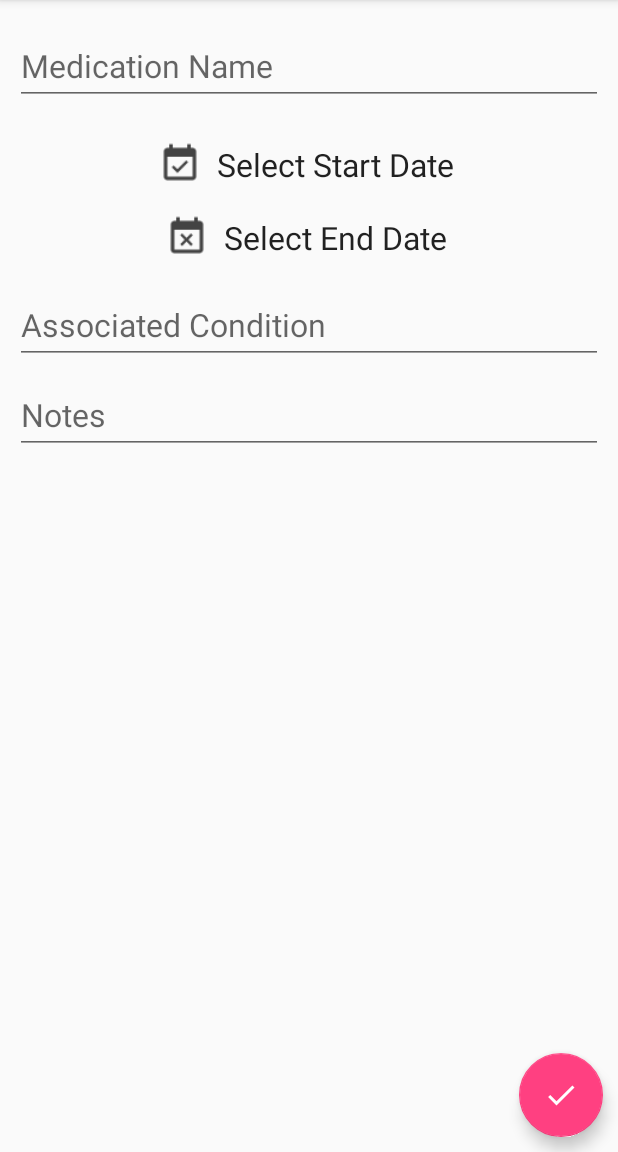
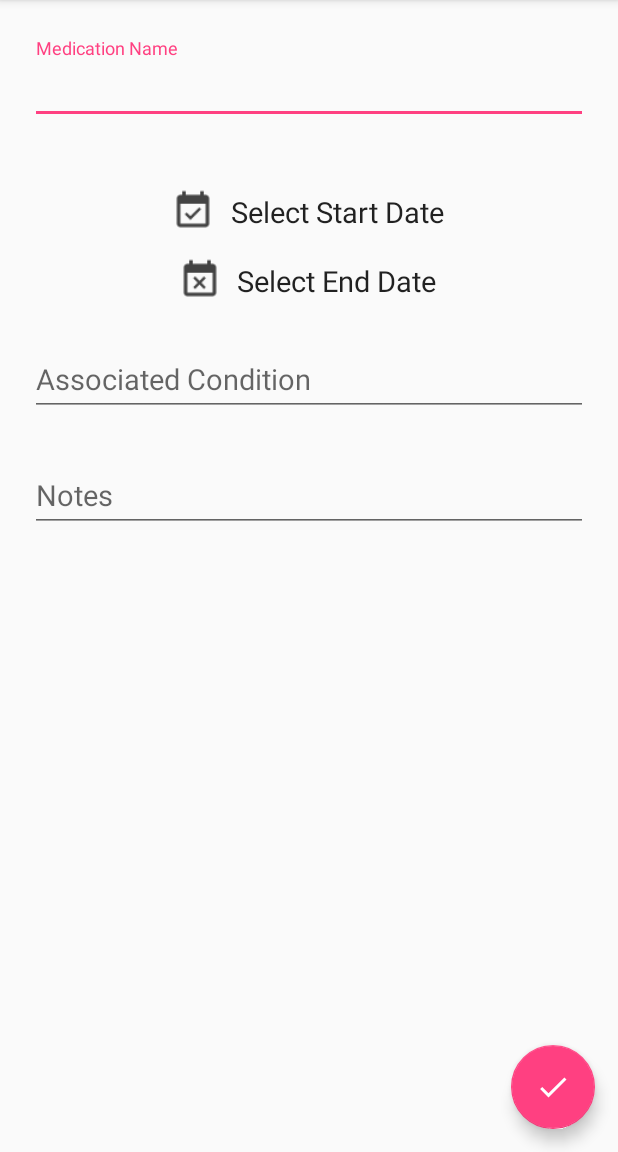
Before and after one commit to NameerRehman/MedTrack, an Android app: the screen it shows after launch (MedInput), after a tap on an icon or button, on a phone screen of 412 x 824 dp, the part 84-1236 px from its top. Run offline under Robolectric (Android 15) with nearby library versions, the phone set to English and light mode, and no system bars; our stand-ins replace Room's generated code; libraries missing offline, so code that uses them is left out: android.arch.persistence.

Commit message:
Scrollview in Med Input and Med Edit screens and added nav bar

```diff
--- a/app/src/main/java/com/example/nameer/medtrack/MainActivity.java
+++ b/app/src/main/java/com/example/nameer/medtrack/MainActivity.java
@@ -8,10 +8,13 @@ import android.content.Context;
 import android.content.Intent;
 import android.support.annotation.NonNull;
 import android.support.annotation.Nullable;
+import android.support.v4.widget.DrawerLayout;
+import android.support.v7.app.ActionBarDrawerToggle;
 import android.support.v7.app.AppCompatActivity;
 import android.os.Bundle;
 import android.support.v7.widget.LinearLayoutManager;
 import android.support.v7.widget.RecyclerView;
+import android.view.MenuItem;
 import android.view.View;
 import android.support.design.widget.FloatingActionButton;
 import android.widget.Adapter;
@@ -28,19 +31,21 @@ import android.widget.AdapterView.OnItemSelectedListener;
 
 public class MainActivity extends AppCompatActivity implements AdapterView.OnItemSelectedListener{
     private RecyclerView recyclerView;
-    private RecyclerView.Adapter adapter;
-    private RecyclerView.LayoutManager layoutManager;
-    private String calStartYear;
+
     FloatingActionButton add;
-    private Spinner conditionsSpinner;
+    private DrawerLayout drawerLayout;
+    private ActionBarDrawerToggle toggle;
+
     private String startDate;
     private String endDate;
     private String medName;
     private String condition;
     private String notes;
 
+    private Spinner conditionsSpinner;
+    private int viewCode;
     ArrayList<String> conditionsArrayList;
-    private String conditions;
+    private String conditionSelect;
     private MedViewModel mMedViewModel;
     public static final int NEW_MEDITEM_REQUEST_CODE = 1;
     public static final int EDIT_MEDITEM_REQUEST_CODE = 2;
@@ -51,6 +56,7 @@ public class MainActivity extends AppCompatActivity implements AdapterView.OnIte
         super.onCreate(savedInstanceState);
         setContentView(R.layout.activity_main);
 
+        viewCode = 0; //Set to 0 to show all conditions on activity start
         recyclerView = (RecyclerView) findViewById(R.id.my_recycler_view);
         recyclerView.setLayoutManager(new LinearLayoutManager(this));
         final MedAdaptar adapter = new MedAdaptar(this);
@@ -58,18 +64,10 @@ public class MainActivity extends AppCompatActivity implements AdapterView.OnIte
 
         mMedViewModel = ViewModelProviders.of(this).get(MedViewModel.class);
 
-        //Observer that observes mAllMeds LiveData from the database and executes onChanged when it changes
-        mMedViewModel.getAllMeds().observe(this, new Observer<List<MedItem>>(){
-            @Override
-            public void onChanged (@Nullable final List<MedItem> medList){
-                adapter.setMedList(medList); //Updates the "mMedList" variable in adapter
-            }
-        });
-
-
         setupConditionsSpinner();
         conditionsSpinner.setOnItemSelectedListener(this);
 
+        observer(); //shows view based on viewCode and sets up observer
 
         add = (FloatingActionButton)findViewById(R.id.add);
         add.setOnClickListener(new View.OnClickListener() {
@@ -79,7 +77,14 @@ public class MainActivity extends AppCompatActivity implements AdapterView.OnIte
                 startActivityForResult(i, NEW_MEDITEM_REQUEST_CODE);
             }
         });
+
+        drawerLayout = (DrawerLayout) findViewById(R.id.drawerLayout);
+        toggle = new ActionBarDrawerToggle(this, drawerLayout, R.string.open, R.string.close);
+        drawerLayout.addDrawerListener(toggle);
+        toggle.syncState();
+        getSupportActionBar().setDisplayHomeAsUpEnabled(true);
     }
+
 
     public void onActivityResult(int requestCode, int resultCode, Intent i){
         super.onActivityResult(requestCode, resultCode, i);
@@ -119,12 +124,12 @@ public class MainActivity extends AppCompatActivity implements AdapterView.OnIte
     public void setupConditionsSpinner(){
         conditionsSpinner = (Spinner) findViewById(R.id.conditionsSpinner);
         conditionsArrayList = new ArrayList<String>();
-        conditions = "";
         final ArrayAdapter<String> conditionsAdapter = new ArrayAdapter<String>(this,android.R.layout.simple_list_item_1,conditionsArrayList);
         mMedViewModel.getConditions().observe(this, new Observer<List<String>>(){
             @Override
             public void onChanged (@Nullable final List<String> conditionsList){
                 conditionsArrayList.clear();
+                conditionsArrayList.add("View All");
                 if (conditionsList != null){
                     for (int i = 0; i < conditionsList.size(); i++) {
                         if (conditionsArrayList.contains(conditionsList.get(i))){
@@ -143,11 +148,50 @@ public class MainActivity extends AppCompatActivity implements AdapterView.OnIte
     @Override
     public void onItemSelected(AdapterView<?> parent, View view, int position, long id) {
         String selectedCondition = parent.getItemAtPosition(position).toString();
-        Toast.makeText(this, selectedCondition, Toast.LENGTH_SHORT).show();
+
+        if(selectedCondition == "View All"){
+            viewCode = 0;
+            observer();
+        }else{
+            conditionSelect = selectedCondition;
+            viewCode = 1;
+            observer();
+        }
+
     }
 
     @Override
     public void onNothingSelected(AdapterView<?> parent) {
 
     }
+
+    public void observer(){
+        final MedAdaptar adapter = new MedAdaptar(this);
+        recyclerView.setAdapter(adapter);
+
+        if (viewCode == 0){
+            mMedViewModel.getAllMeds().observe(this, new Observer<List<MedItem>>(){
+                @Override
+                public void onChanged (@Nullable final List<MedItem> medList){
+                    adapter.setMedList(medList); //Updates the "mMedList" variable in adapter
+                }
+            });
+        } else if (viewCode == 1){
+            mMedViewModel.getMedsByCondition(conditionSelect).observe(this, new Observer<List<MedItem>>(){
+                @Override
+                public void onChanged (@Nullable final List<MedItem> medList){
+                    adapter.setMedList(medList); //Updates the "mMedList" variable in adapter
+                }
+            });
+        }
+    }
+
+    @Override
+    public boolean onOptionsItemSelected(MenuItem item) {
+        if(toggle.onOptionsItemSelected(item)){
+            return true;
+        }
+
+        return super.onOptionsItemSelected(item);
+    }
 }
--- a/app/src/main/java/com/example/nameer/medtrack/MedAdaptar.java
+++ b/app/src/main/java/com/example/nameer/medtrack/MedAdaptar.java
@@ -28,7 +28,7 @@ public class MedAdaptar extends RecyclerView.Adapter<MedAdaptar.ViewHolder> {
     }
 
 
-    public class ViewHolder extends RecyclerView.ViewHolder implements View.OnClickListener, View.OnLongClickListener{
+    public class ViewHolder extends RecyclerView.ViewHolder implements View.OnClickListener{
 
         public TextView textViewMedName;
         public TextView textViewStartDate;
@@ -43,11 +43,8 @@ public class MedAdaptar extends RecyclerView.Adapter<MedAdaptar.ViewHolder> {
             textViewStartDate = (TextView) itemView.findViewById(R.id.startDate);
             textViewEndDate = (TextView) itemView.findViewById(R.id.endDate);
             textViewCondition = (TextView) itemView.findViewById(R.id.condition);
-            textViewNotes = (TextView) itemView.findViewById(R.id.notes);
-
 
             itemView.setOnClickListener(this);
-            itemView.setOnLongClickListener(this);
         }
 
         @Override
@@ -58,12 +55,6 @@ public class MedAdaptar extends RecyclerView.Adapter<MedAdaptar.ViewHolder> {
             ((MainActivity) mCtx).startActivityForResult(i,2);
             //Toast.makeText(mCtx, Integer.toString(currentPosition), Toast.LENGTH_SHORT).show();
 
-        }
-
-        @Override
-        public boolean onLongClick(View v){
-            Toast.makeText(mCtx, "onLongclick", Toast.LENGTH_SHORT).show();
-            return true;
         }
     }
 
@@ -85,7 +76,6 @@ public class MedAdaptar extends RecyclerView.Adapter<MedAdaptar.ViewHolder> {
             holder.textViewStartDate.setText(medItem.getStartDate());
             holder.textViewEndDate.setText(medItem.getEndDate());
             holder.textViewCondition.setText((medItem.getCondition()));
-            holder.textViewNotes.setText(medItem.getNotes());
         } else { // Covers the case of data not being ready yet.
             holder.textViewMedName.setText("no input");
             holder.textViewStartDate.setText("no input");
--- a/app/src/main/java/com/example/nameer/medtrack/MedDao.java
+++ b/app/src/main/java/com/example/nameer/medtrack/MedDao.java
@@ -17,7 +17,7 @@ public interface MedDao {
     LiveData<List<MedItem>> getMedListByDate();
 
     @Query("SELECT * FROM med_table WHERE condition = :condition")
-    LiveData<List<MedItem>> getMedListByCondition(String condition);
+    LiveData<List<MedItem>> getMedsByCondition(String condition);
 
     @Query("SELECT DISTINCT condition FROM med_table")
     LiveData<List<String>> getConditions();
--- a/app/src/main/java/com/example/nameer/medtrack/MedInput.java
+++ b/app/src/main/java/com/example/nameer/medtrack/MedInput.java
@@ -51,9 +51,6 @@ public class MedInput extends AppCompatActivity {
         setCondition = (EditText) findViewById(R.id.setCondition);
         setNotes = (EditText) findViewById(R.id.setNotes);
 
-        //final AppDatabase db = Room.databaseBuilder(getApplicationContext(), AppDatabase.class, "production")
-         //       .allowMainThreadQueries() //bad practice - should wrap in background thread (sync task?)
-         //       .build();
 
         selectStart.setOnClickListener(new View.OnClickListener() {
             @Override
--- a/app/src/main/java/com/example/nameer/medtrack/MedRepository.java
+++ b/app/src/main/java/com/example/nameer/medtrack/MedRepository.java
@@ -14,6 +14,7 @@ public class MedRepository {
     private MedDao mMedDao;
     private LiveData<List<MedItem>> mAllMeds;
     private LiveData<List<String>> mConditions;
+    private LiveData<List<MedItem>> mMedsByCondition;
 
     //get access to data from AppDatabase
     MedRepository(Application application){
@@ -27,6 +28,7 @@ public class MedRepository {
     LiveData<List<MedItem>> getAllMeds(){
         return mAllMeds;
     }
+    LiveData<List<MedItem>> getMedsByCondition(String condition) {return mMedDao.getMedsByCondition(condition);}
     LiveData<List<String>> getConditions() { return mConditions; }
 
     public void insert (MedItem medItem){
--- a/app/src/main/java/com/example/nameer/medtrack/MedViewModel.java
+++ b/app/src/main/java/com/example/nameer/medtrack/MedViewModel.java
@@ -15,6 +15,7 @@ public class MedViewModel extends AndroidViewModel{
     private MedRepository mRepository; //variable to hold a reference to the repository
     private LiveData<List<MedItem>> mAllMeds; //LiveData variable to cache medList
     private LiveData<List<String>> mConditions;
+    private LiveData<List<MedItem>> mMedsByCondition;
 
 
     //get access to data from repo (i.e getAllMeds) - (note: not the usual this. constructor)
@@ -30,6 +31,7 @@ public class MedViewModel extends AndroidViewModel{
         return mAllMeds;
     }
     LiveData<List<String>> getConditions() { return mConditions; }
+    LiveData<List<MedItem>> getMedsByCondition(String condition) {return mRepository.getMedsByCondition(condition);}
 
     //Insert new data into repo - used in onClick of "add" buton in MainActivity
     public void insert(MedItem medItem) {
--- a/app/src/main/res/layout/activity_med_input.xml
+++ b/app/src/main/res/layout/activity_med_input.xml
@@ -1,159 +1,161 @@
 <?xml version="1.0" encoding="utf-8"?>
-
-<LinearLayout
+<android.support.design.widget.CoordinatorLayout
     xmlns:android="http://schemas.android.com/apk/res/android"
     xmlns:app="http://schemas.android.com/apk/res-auto"
     xmlns:tools="http://schemas.android.com/tools"
     android:layout_width="match_parent"
     android:layout_height="match_parent"
+    android:fitsSystemWindows="true">
+
+<ScrollView xmlns:android="http://schemas.android.com/apk/res/android"
+    android:layout_width="match_parent"
+    android:layout_height="match_parent">
+
+    <LinearLayout xmlns:android="http://schemas.android.com/apk/res/android"
+        xmlns:app="http://schemas.android.com/apk/res-auto"
+        xmlns:tools="http://schemas.android.com/tools"
+        android:layout_width="match_parent"
+        android:layout_height="match_parent"
         android:orientation="vertical"
-    tools:context=".MedInput"    >
+        android:paddingHorizontal="10dp"
+        android:paddingVertical="10dp"
+        tools:context=".MedInput">
 
         <android.support.design.widget.TextInputLayout
             android:layout_width="match_parent"
             android:layout_height="wrap_content"
-        android:layout_marginTop="10dp"
-        android:focusable="true"
+            android:layout_marginTop="15dp"
+            android:defaultFocusHighlightEnabled="false"
             android:focusableInTouchMode="true"
-        android:focusedByDefault="false"
-        android:defaultFocusHighlightEnabled="false">
+            android:focusedByDefault="false">
 
 
             <EditText
+                android:id="@+id/selectMed"
+                style="@android:style/Widget.Material.Light.EditText"
                 android:layout_width="match_parent"
                 android:layout_height="wrap_content"
-            android:id="@+id/selectMed"
-            style="@android:style/Widget.Material.Light.EditText"
-            android:singleLine="true"
-            android:textAlignment="center"
-            android:hint="Medication Name "
-            android:textAppearance="@android:style/TextAppearance.Material.Subhead"
-            android:textSize="21sp"
                 android:layout_marginLeft="10dp"
                 android:layout_marginRight="10dp"
-            />
+                android:layout_marginVertical="20dp"
+                android:hint="Medication Name "
+                android:singleLine="true"
+                android:textAppearance="@android:style/TextAppearance.Material.Subhead"
+                android:textSize="19sp" />
         </android.support.design.widget.TextInputLayout>
-
 
 
         <LinearLayout
             android:layout_width="wrap_content"
             android:layout_height="wrap_content"
-        android:orientation="horizontal"
+            android:layout_gravity="center_horizontal"
             android:layout_marginTop="15dp"
-        android:layout_gravity="center_horizontal"
-        >
+            android:orientation="horizontal">
 
             <ImageView
+                android:id="@+id/startDateIcon"
                 android:layout_width="wrap_content"
                 android:layout_height="wrap_content"
-            android:src="@drawable/ic_start_date"
-            android:id="@+id/startDateIcon"
+                android:layout_gravity="center_vertical"
+                android:paddingLeft="5dp"
+                android:paddingRight="12dp"
                 android:scaleX="1.2"
                 android:scaleY="1.2"
-            android:layout_gravity="center_vertical"
-            android:paddingRight="12dp"
-            android:paddingLeft="5dp"
-            />
+                android:src="@drawable/ic_start_date" />
+
             <TextView
+                android:id="@+id/selectStart"
                 android:layout_width="match_parent"
                 android:layout_height="wrap_content"
-            android:id="@+id/selectStart"
+                android:layout_gravity="center_vertical"
+                android:gravity="center_horizontal"
+                android:paddingBottom="10dp"
+                android:paddingTop="10dp"
                 android:text="Select Start Date "
                 android:textAppearance="@android:style/TextAppearance.Material.Subhead"
-            android:textSize="21sp"
-            android:layout_gravity="center_vertical"
-            android:gravity="center_horizontal"
-            android:paddingTop="10dp"
-            android:paddingBottom="10dp"
-        />
+                android:textSize="19sp" />
         </LinearLayout>
 
         <LinearLayout
             android:layout_width="wrap_content"
             android:layout_height="wrap_content"
-        android:orientation="horizontal"
-        android:layout_gravity="center_horizontal">
+            android:layout_gravity="center_horizontal"
+            android:orientation="horizontal">
 
             <ImageView
+                android:id="@+id/endDateIcon"
                 android:layout_width="wrap_content"
                 android:layout_height="wrap_content"
-            android:src="@drawable/ic_end_date"
-            android:id="@+id/endDateIcon"
+                android:layout_gravity="center_vertical"
+                android:paddingLeft="5dp"
+                android:paddingRight="12dp"
                 android:scaleX="1.2"
                 android:scaleY="1.2"
-            android:layout_gravity="center_vertical"
-            android:paddingRight="12dp"
-            android:paddingLeft="5dp"
-            />
+                android:src="@drawable/ic_end_date" />
+
             <TextView
+                android:id="@+id/selectEnd"
                 android:layout_width="wrap_content"
                 android:layout_height="wrap_content"
-            android:id="@+id/selectEnd"
+                android:layout_gravity="center_horizontal"
+                android:gravity="center_horizontal"
+                android:paddingBottom="10dp"
+                android:paddingTop="10dp"
                 android:text="Select End Date "
                 android:textAppearance="@android:style/TextAppearance.Material.Subhead"
-            android:textSize="21sp"
-            android:layout_gravity="center_horizontal"
-            android:gravity="center_horizontal"
-            android:paddingTop="10dp"
-            android:paddingBottom="10dp" />
+                android:textSize="19sp" />
         </LinearLayout>
 
         <android.support.design.widget.TextInputLayout
             android:layout_width="match_parent"
-        android:layout_height="wrap_content">
+            android:layout_height="wrap_content"
+            android:layout_marginVertical="10dp">
 
             <EditText
+                android:id="@+id/setCondition"
+                style="@android:style/Widget.Material.Light.EditText"
                 android:layout_width="match_parent"
                 android:layout_height="wrap_content"
-            android:id="@+id/setCondition"
-            style="@android:style/Widget.Material.Light.EditText"
-            android:singleLine="true"
-            android:textAlignment="center"
-            android:hint="Associated Condition "
-            android:textAppearance="@android:style/TextAppearance.Material.Subhead"
                 android:layout_marginLeft="10dp"
                 android:layout_marginRight="10dp"
-            android:textSize="21sp" />
+                android:hint="Associated Condition "
+                android:singleLine="true"
+                android:textAppearance="@android:style/TextAppearance.Material.Subhead"
+                android:textSize="19sp" />
         </android.support.design.widget.TextInputLayout>
+
 
         <android.support.design.widget.TextInputLayout
             android:layout_width="match_parent"
-        android:layout_height="wrap_content">
+            android:layout_height="wrap_content"
+            android:layout_marginVertical="10dp">
 
             <EditText
+                android:id="@+id/setNotes"
+                style="@android:style/Widget.Material.Light.EditText"
                 android:layout_width="match_parent"
                 android:layout_height="wrap_content"
-            android:id="@+id/setNotes"
-            style="@android:style/Widget.Material.Light.EditText"
-            android:textAlignment="center"
+                android:layout_marginLeft="10dp"
+                android:layout_marginRight="10dp"
                 android:hint="Notes "
                 android:textAppearance="@android:style/TextAppearance.Material.Subhead"
-            android:layout_marginLeft="10dp"
-            android:layout_marginRight="10dp"
-            android:textSize="21sp" />
+                android:textSize="19sp" />
+
         </android.support.design.widget.TextInputLayout>
 
-    <LinearLayout
-        android:id="@+id/ly_bar_bottom"
-        android:layout_width="fill_parent"
-        android:layout_height="match_parent"
-        android:layout_alignParentBottom="true"
-        android:gravity="right"
-        android:orientation="horizontal">
+    </LinearLayout>
+</ScrollView>
 
     <android.support.design.widget.FloatingActionButton
+        android:id="@+id/finish"
         android:layout_width="wrap_content"
         android:layout_height="wrap_content"
-        android:id="@+id/finish"
         android:layout_gravity="bottom|end"
-        app:fabSize="normal"
+        android:layout_marginBottom="10dp"
+        android:layout_marginHorizontal="15dp"
         android:paddingBottom="6dp"
+        android:layout_marginVertical="15dp"
         android:src="@drawable/ic_check_white"
-        android:layout_marginRight="10dp"
-        android:layout_marginBottom="10dp"
-        />
-    </LinearLayout>
+        app:fabSize="normal" />
 
-
-</LinearLayout>
+</android.support.design.widget.CoordinatorLayout>
--- a/app/src/main/res/values/strings.xml
+++ b/app/src/main/res/values/strings.xml
@@ -1,3 +1,5 @@
 <resources>
     <string name="app_name">MedTrack</string>
+    <string name="open">Open</string>
+    <string name="close">Close</string>
 </resources>
```
Also changed, not shown: app/src/main/java/com/example/nameer/medtrack/MedEdit.java (+16 -37 lines), app/src/main/res/layout/activity_main.xml (+20 -3 lines), app/src/main/res/layout/activity_med_edit.xml (+88 -70 lines), app/src/main/res/layout/med_item.xml (+2 -17 lines), app/src/main/res/menu/navigation_menu.xml (added, +10 -0 lines). Lines whose indentation alone changed are shown as unchanged.
